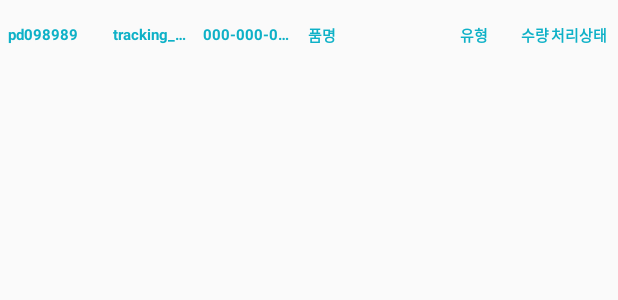
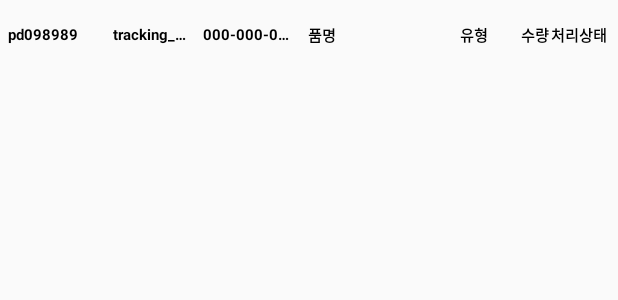
Before and after one commit to sadk195/EM-PDA, an Android app: the layout list_view_i41_hdr.xml on its own in the app's theme, with its tools: preview values and no code run, on a phone screen of 412 x 824 dp. Shown: the top 300 px of the screen. Run offline under Robolectric (Android 15) with nearby library versions, the phone set to English and light mode, and no system bars.

Commit message:
2023-09-04 작업장 반입/반출 수정

```diff
--- a/app/src/main/java/com/example/EM_KOREA/myapplication/TGSClass.java
+++ b/app/src/main/java/com/example/EM_KOREA/myapplication/TGSClass.java
@@ -30,7 +30,7 @@ public class TGSClass {
 //    public static String ws_url = "http://125.135.140.21/MES_ANDROID_TEST/webService.asmx"; //-- EMK 테스트DB(unierp5_dev)
 //    public static String ws_url= "http://localhost:6260/MES_ANDROID_TEST/WebServiceEM"; //-- EMK 테스트DB(local)
 //    public static String ws_url="http://106.245.142.3/WMS_TEST/webService.asmx"; //--TGS내부 테스트 DB
-    public static String ws_url="http://125.135.140.14/WMS_TEST/webService.asmx"; //--EM내부 테스트 DB
+      public static String ws_url="http://125.135.140.14/WMS_TEST/webService.asmx"; //--EM내부 테스트 DB
     public TGSClass() {
 
     }
--- a/app/src/main/res/layout/activity_i40_sub_menu.xml
+++ b/app/src/main/res/layout/activity_i40_sub_menu.xml
@@ -105,7 +105,8 @@
                 android:layout_below="@id/box_view2"
                 android:layout_marginTop="4dp"
                 android:orientation="horizontal"
-                android:weightSum="2">
+                android:weightSum="2"
+                android:visibility="gone">
 
                 <Button
                     android:id="@+id/btn_InOut"
--- a/app/src/main/res/layout/list_view_i41_hdr.xml
+++ b/app/src/main/res/layout/list_view_i41_hdr.xml
@@ -20,7 +20,7 @@
             android:layout_weight="3"
             android:gravity="center|left"
             android:text="pd098989"
-            android:textColor="@color/colorHeadTitle"
+            android:textColor="@color/colorBlack"
             android:textSize="10dp"
             android:textStyle="bold" />
 
@@ -35,7 +35,7 @@
             android:ellipsize="end"
             android:paddingLeft="10dp"
             android:text="tracking_no"
-            android:textColor="@color/colorHeadTitle"
+            android:textColor="@color/colorBlack"
             android:textSize="10dp"
             android:textStyle="bold" />
 
@@ -50,7 +50,7 @@
             android:ellipsize="end"
             android:paddingLeft="10dp"
             android:text="000-000-0000"
-            android:textColor="@color/colorHeadTitle"
+            android:textColor="@color/colorBlack"
             android:textSize="10dp"
             android:textStyle="bold" />
 
@@ -65,7 +65,7 @@
             android:ellipsize="end"
             android:paddingLeft="10dp"
             android:text="품명"
-            android:textColor="@color/colorHeadTitle"
+            android:textColor="@color/colorBlack"
             android:textSize="10dp"
             android:textStyle="bold" />
 
@@ -78,7 +78,7 @@
             android:gravity="center|right"
             android:paddingLeft="10dp"
             android:text="유형"
-            android:textColor="@color/colorHeadTitle"
+            android:textColor="@color/colorBlack"
             android:textSize="10dp"
             android:textStyle="bold" />
 
@@ -91,7 +91,7 @@
             android:gravity="center|right"
             android:paddingLeft="10dp"
             android:text="수량"
-            android:textColor="@color/colorHeadTitle"
+            android:textColor="@color/colorBlack"
             android:textSize="10dp"
             android:textStyle="bold" />
 
@@ -103,7 +103,7 @@
             android:layout_weight="2"
             android:gravity="center"
             android:text="처리상태"
-            android:textColor="@color/colorHeadTitle"
+            android:textColor="@color/colorBlack"
             android:textSize="10dp"
             android:textStyle="bold" />
 
```
Also changed, not shown: app/src/main/java/com/example/EM_KOREA/myapplication/I41_HDR_Activity.java (+15 -6 lines).
